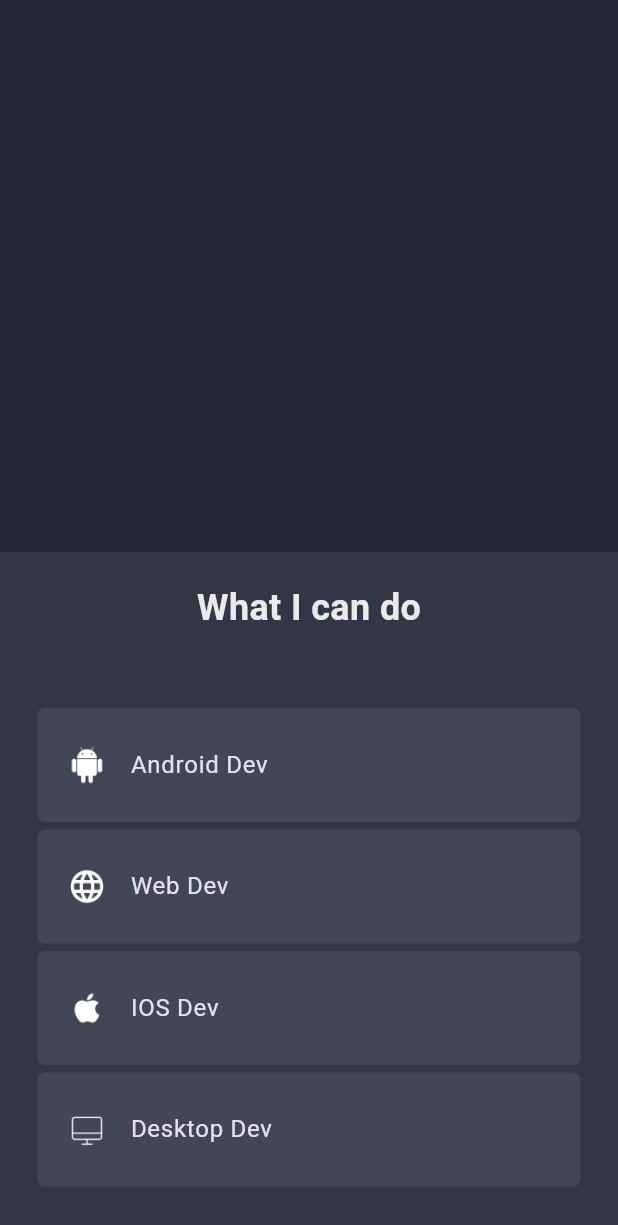
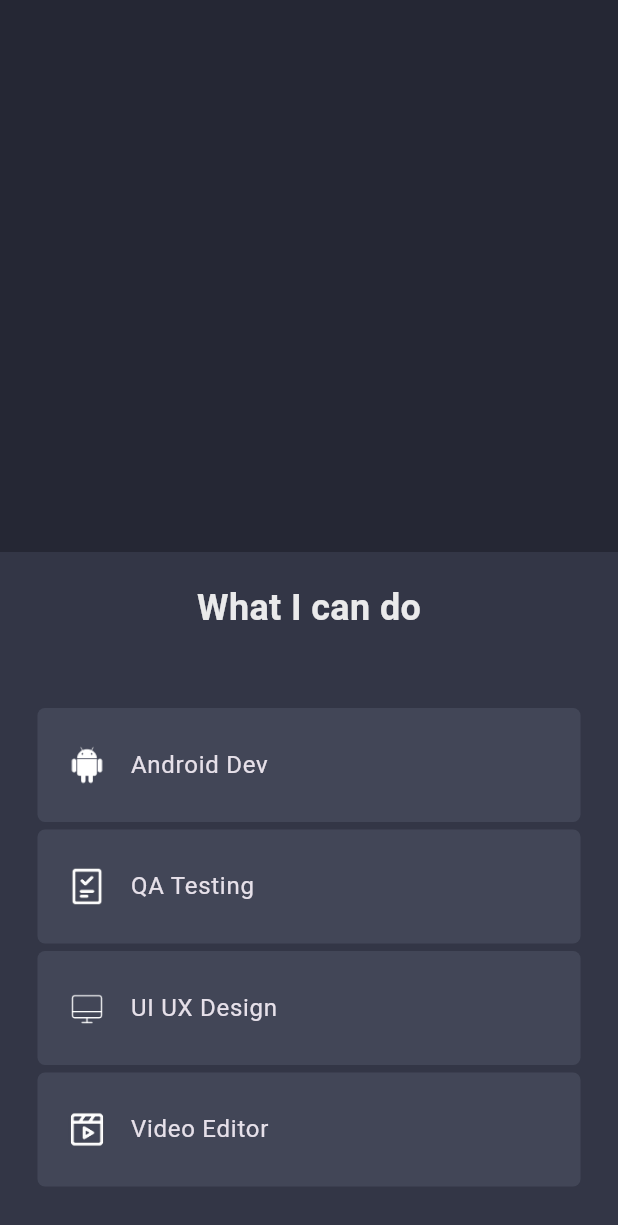
Before and after one commit to Iyann986/Portofolio, a Flutter app: the screen it shows after launch, scrolled down 576 dp, on a phone screen of 412 x 824 dp. Shown: the top 1225 px of the screen. Run offline on Flutter 3.47's test engine with Material 3 defaults, Android fonts, the phone set to English and light mode, and no system bars; missing offline and left inert: dart:js.

Commit message:
Menambahkan file assets dan mengubah beberapa file dart

```diff
--- a/lib/constants/nav_items.dart
+++ b/lib/constants/nav_items.dart
@@ -5,7 +5,7 @@ List<String> navTitles = [
   "Skills",
   "Projects",
   "Contact",
-  "Blog",
+  "Resume",
 ];
 
 List<IconData> navIcons = [
--- a/lib/constants/skill_items.dart
+++ b/lib/constants/skill_items.dart
@@ -4,16 +4,16 @@ const List<Map> platformItems = [
     "title": "Android Dev",
   },
   {
-    "img": "assets/web_icon.png",
-    "title": "Web Dev",
-  },
-  {
-    "img": "assets/ios_icon.png",
-    "title": "IOS Dev",
+    "img": "assets/qa_icon.png",
+    "title": "QA Testing",
   },
   {
     "img": "assets/desktop_icon.png",
-    "title": "Desktop Dev",
+    "title": "UI UX Design",
+  },
+  {
+    "img": "assets/video_icon.png",
+    "title": "Video Editor",
   }
 ];
 
@@ -39,15 +39,23 @@ const List<Map> skillItems = [
     "title": "JS",
   },
   {
-    "img": "assets/hugo.png",
-    "title": "Hugo",
+    "img": "assets/figma.png",
+    "title": "Figma",
   },
   {
-    "img": "assets/docker.png",
-    "title": "Docker",
+    "img": "assets/katalon.png",
+    "title": "Katalon",
+  },
+  {
+    "img": "assets/cypress.png",
+    "title": "Cypress",
   },
   {
     "img": "assets/python.png",
     "title": "Python",
-  }
+  },
+  {
+    "img": "assets/adobe.png",
+    "title": "Premiere Pro",
+  },
 ];
--- a/lib/constants/sns_links.dart
+++ b/lib/constants/sns_links.dart
@@ -1,8 +1,9 @@
 class SnsLinks {
-  static const String github = "https://";
-  static const String linkedIn = "https://";
+  static const String github = "https://github.com/Iyann986";
+  static const String linkedIn = "https://www.linkedin.com/in/oktavianh/";
   static const String facebook = "https://";
-  static const String instagram = "https://www.google.com";
+  static const String instagram = "https://www.instagram.com/_iyann2/";
   static const String telegram = "https://";
-  static const String blog = "https://www.shohruhak.com/tech";
+  static const String resume =
+      "https://drive.google.com/file/d/1cEMlkiYqWkumg-4bNJR1TpND8MPLQZ1g/view?usp=sharing";
 }
--- a/lib/main.dart
+++ b/lib/main.dart
@@ -14,7 +14,7 @@ class MyApp extends StatelessWidget {
     return MaterialApp(
       debugShowCheckedModeBanner: false,
       theme: kCustomTheme,
-      title: 'Shohruh AK',
+      title: 'Oktavian Hisdianton',
       home: const HomePage(),
     );
   }
--- a/lib/pages/home_page.dart
+++ b/lib/pages/home_page.dart
@@ -122,7 +122,7 @@ class _HomePageState extends State<HomePage> {
   void scrollToSection(int navIndex) {
     if (navIndex == 4) {
       // open a blog page
-      js.context.callMethod('open', [SnsLinks.blog]);
+      js.context.callMethod('open', [SnsLinks.resume]);
       return;
     }
 
--- a/lib/widgets/footer.dart
+++ b/lib/widgets/footer.dart
@@ -12,7 +12,7 @@ class Footer extends StatelessWidget {
       width: double.maxFinite,
       alignment: Alignment.center,
       child: const Text(
-        "Made by Shohruh AK with Flutter 3.10",
+        "Developed in 💛 with Flutter",
         style: TextStyle(
           fontWeight: FontWeight.w400,
           color: CustomColor.whiteSecondary,
--- a/lib/widgets/main_mobile.dart
+++ b/lib/widgets/main_mobile.dart
@@ -41,7 +41,7 @@ class MainMobile extends StatelessWidget {
           const SizedBox(height: 30),
           // intro message
           const Text(
-            "Hi,\nI'm Shohruh AK\nA Flutter Developer",
+            "Hi,\nI'm Oktavian Hisdianton\nA Mobile Developer with Flutter",
             style: TextStyle(
               fontSize: 24,
               height: 1.5,
@@ -55,7 +55,12 @@ class MainMobile extends StatelessWidget {
             width: 190.0,
             child: ElevatedButton(
               onPressed: () {},
-              child: const Text("Get in touch"),
+              child: const Text(
+                "Get in touch",
+                style: TextStyle(
+                  color: CustomColor.whitePrimary,
+                ),
+              ),
             ),
           )
         ],
--- a/lib/widgets/site_logo.dart
+++ b/lib/widgets/site_logo.dart
@@ -13,7 +13,7 @@ class SiteLogo extends StatelessWidget {
     return GestureDetector(
       onTap: onTap,
       child: const Text(
-        "AK",
+        "Oktavian Hisdianton",
         style: TextStyle(
           fontSize: 22,
           fontWeight: FontWeight.bold,
```
Also changed, not shown: lib/widgets/contact_section.dart (+6 -1 lines), lib/widgets/main_desktop.dart (+8 -3 lines), assets/adobe.png (added), assets/cypress.png (added), assets/figma.png (added), assets/katalon.png (added), assets/qa_icon.png (added), assets/video_icon.png (added).
